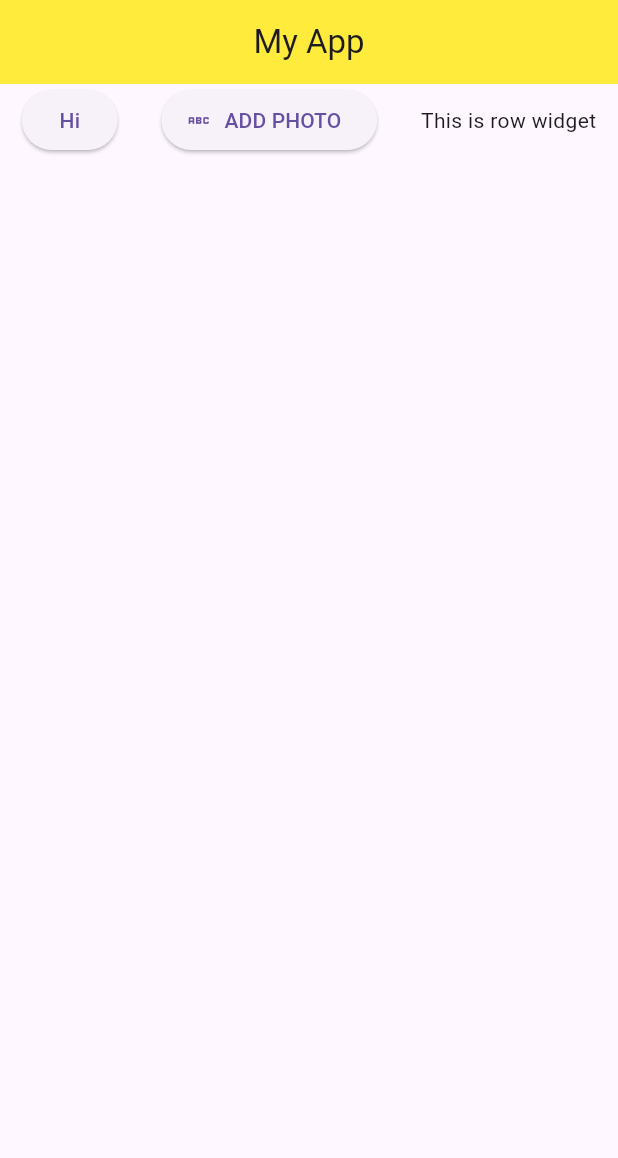
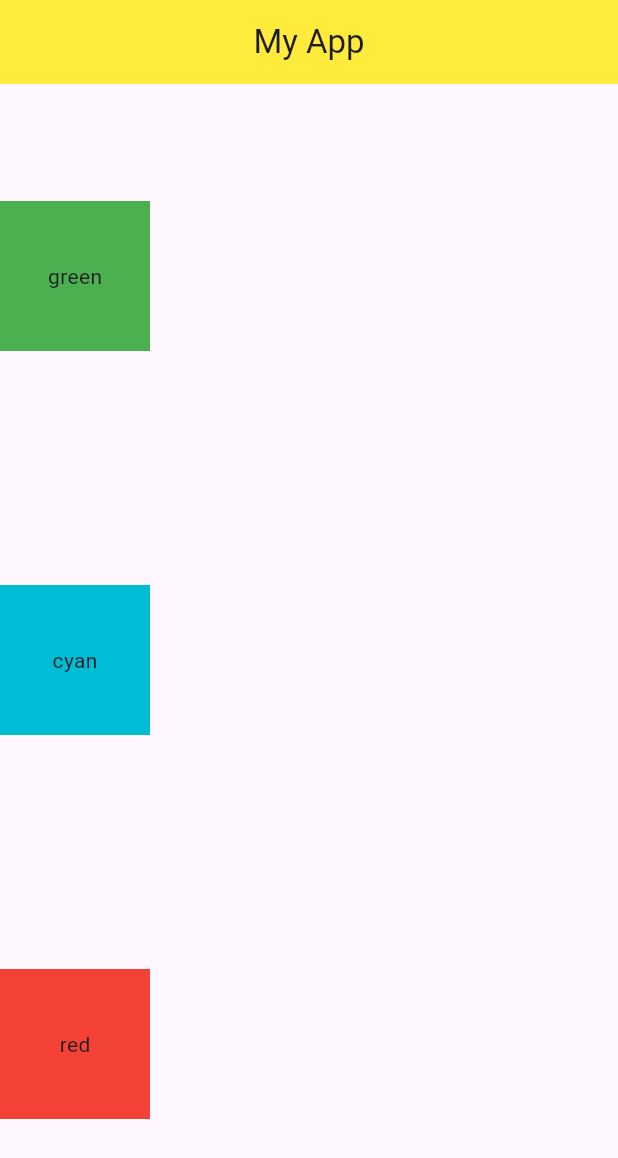
Before and after one commit to mohamed20039/Basic-Flutter-App, a Flutter app: the screen it shows after launch, on a phone screen of 412 x 824 dp. Shown: the top 1158 px of the screen. Run offline on Flutter 3.47's test engine with Material 3 defaults, Android fonts, the phone set to English and light mode, and no system bars.

Commit message:
Learnt how to make column widget

```diff
--- a/lib/main.dart
+++ b/lib/main.dart
@@ -14,16 +14,34 @@ class Home extends StatelessWidget {
         backgroundColor: Colors.yellow,
         title: Center(child: Text("My App")),
       ),
-      body: Row(
+      body: Column(
           mainAxisAlignment: MainAxisAlignment.spaceAround,
           crossAxisAlignment: CrossAxisAlignment.center,
           children: [
-            ElevatedButton(onPressed: () => {}, child: Text("Hi")),
-            ElevatedButton.icon(
-                onPressed: () => {},
-                icon: Icon(Icons.abc),
-                label: Text("ADD PHOTO")),
-            Text("This is row widget")
+            Container(
+              child: Text("green"),
+              alignment: Alignment.center,
+              color: Colors.green,
+              width: 100,
+              padding: EdgeInsets.all(12.0),
+              height: 100,
+            ),
+            Container(
+              child: Text("cyan"),
+              alignment: Alignment.center,
+              color: Colors.cyan,
+              width: 100,
+              padding: EdgeInsets.all(12.0),
+              height: 100,
+            ),
+            Container(
+              child: Text("red"),
+              alignment: Alignment.center,
+              color: Colors.red,
+              width: 100,
+              padding: EdgeInsets.all(12.0),
+              height: 100,
+            )
           ]),
     );
   }
```
